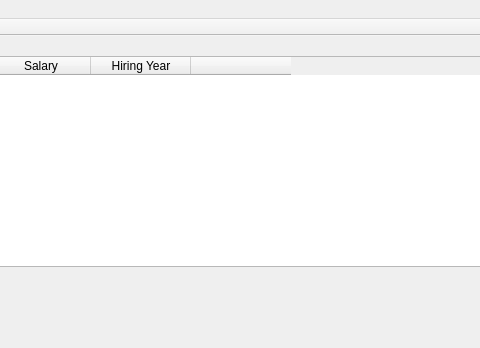
Qt form Project4/databaseform.ui (MikeMei/CSE335) before a commit; both pictures show x 240 to 720 and y 0 to 348 of the 887 by 348 pixel window.
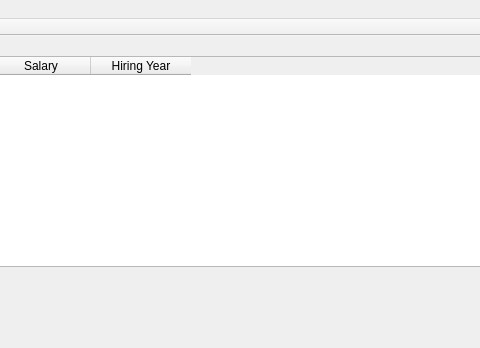
The same form after that commit.

Patch:
```diff
--- a/Project4/databaseform.ui
+++ b/Project4/databaseform.ui
@@ -27,7 +27,7 @@
      <bool>true</bool>
     </property>
     <property name="columnCount">
-     <number>5</number>
+     <number>4</number>
     </property>
     <column>
      <property name="text">
@@ -49,11 +49,6 @@
       <string>Hiring Year</string>
      </property>
     </column>
-    <column>
-     <property name="text">
-      <string/>
-     </property>
-    </column>
    </widget>
    <widget class="QPushButton" name="AddRecordButton">
     <property name="geometry">
```
